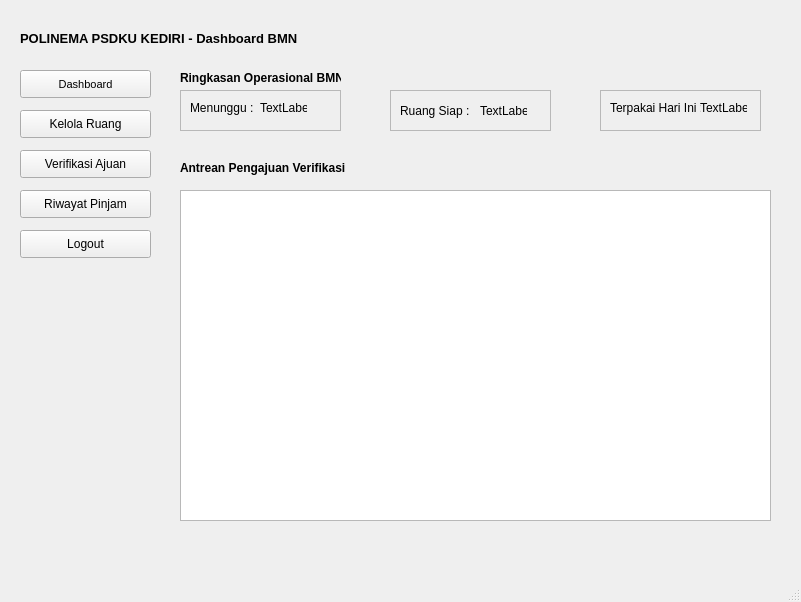
Ariel-F-S/SistemPeminjamanRuangPolinemaKampusKediri, file ui/dashboard_bmn.ui: the form before one commit.
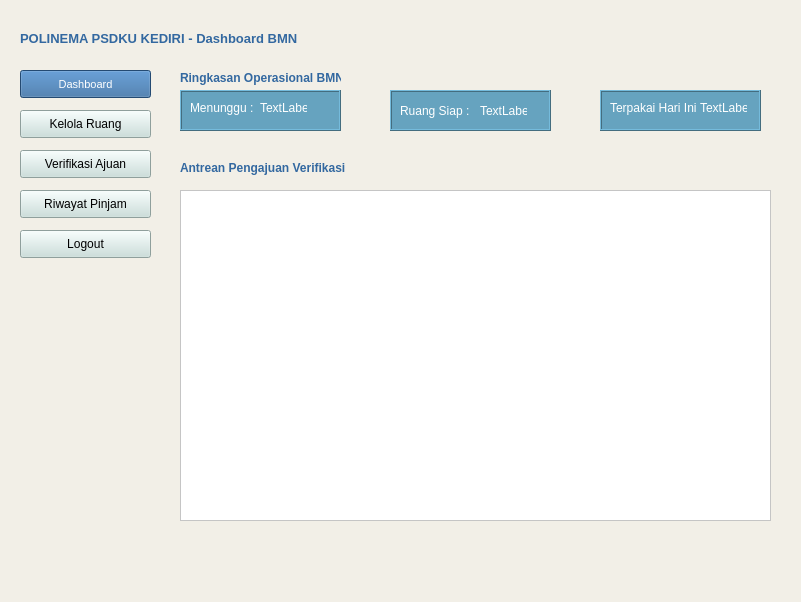
The form after the commit. Icons and pictures are not drawn.

```diff
--- a/ui/dashboard_bmn.ui
+++ b/ui/dashboard_bmn.ui
@@ -13,6 +13,9 @@
   <property name="windowTitle">
    <string>MainWindow</string>
   </property>
+  <property name="styleSheet">
+   <string notr="true">background-color: #F2EFE7;</string>
+  </property>
   <widget class="QWidget" name="centralwidget">
    <widget class="QLabel" name="label">
     <property name="geometry">
@@ -30,6 +33,9 @@
       <bold>true</bold>
      </font>
     </property>
+    <property name="styleSheet">
+     <string notr="true">color: #3368A0;</string>
+    </property>
     <property name="text">
      <string>POLINEMA PSDKU KEDIRI - Dashboard BMN</string>
     </property>
@@ -48,6 +54,10 @@
       <pointsize>8</pointsize>
      </font>
     </property>
+    <property name="styleSheet">
+     <string notr="true">background-color: #3368A0;
+color: white;</string>
+    </property>
     <property name="text">
      <string>Dashboard</string>
     </property>
@@ -65,6 +75,9 @@
       <height>28</height>
      </rect>
     </property>
+    <property name="styleSheet">
+     <string notr="true">background-color: #C8DFDB;</string>
+    </property>
     <property name="text">
      <string>Kelola Ruang</string>
     </property>
@@ -82,6 +95,9 @@
       <height>28</height>
      </rect>
     </property>
+    <property name="styleSheet">
+     <string notr="true">background-color: #C8DFDB;</string>
+    </property>
     <property name="text">
      <string>Verifikasi Ajuan</string>
     </property>
@@ -99,6 +115,9 @@
       <height>28</height>
      </rect>
     </property>
+    <property name="styleSheet">
+     <string notr="true">background-color: #C8DFDB;</string>
+    </property>
     <property name="text">
      <string>Riwayat Pinjam</string>
     </property>
@@ -116,6 +135,9 @@
       <height>28</height>
      </rect>
     </property>
+    <property name="styleSheet">
+     <string notr="true">background-color: #C8DFDB;</string>
+    </property>
     <property name="text">
      <string>Logout</string>
     </property>
@@ -139,6 +161,9 @@
       <bold>true</bold>
      </font>
     </property>
+    <property name="styleSheet">
+     <string notr="true">color: #3368A0;</string>
+    </property>
     <property name="text">
      <string>Ringkasan Operasional BMN </string>
     </property>
@@ -153,10 +178,14 @@
      </rect>
     </property>
     <property name="autoFillBackground">
-     <bool>true</bool>
+     <bool>false</bool>
+    </property>
+    <property name="styleSheet">
+     <string notr="true">background-color: #66A3BF;
+color: white;</string>
     </property>
     <property name="frameShape">
-     <enum>QFrame::StyledPanel</enum>
+     <enum>QFrame::Box</enum>
     </property>
     <property name="frameShadow">
      <enum>QFrame::Raised</enum>
@@ -198,10 +227,14 @@
      </rect>
     </property>
     <property name="autoFillBackground">
-     <bool>true</bool>
+     <bool>false</bool>
+    </property>
+    <property name="styleSheet">
+     <string notr="true">background-color: #66A3BF;
+color: white;</string>
     </property>
     <property name="frameShape">
-     <enum>QFrame::StyledPanel</enum>
+     <enum>QFrame::Box</enum>
     </property>
     <property name="frameShadow">
      <enum>QFrame::Raised</enum>
@@ -243,10 +276,14 @@
      </rect>
     </property>
     <property name="autoFillBackground">
-     <bool>true</bool>
+     <bool>false</bool>
+    </property>
+    <property name="styleSheet">
+     <string notr="true">background-color: #66A3BF;
+color: white;</string>
     </property>
     <property name="frameShape">
-     <enum>QFrame::StyledPanel</enum>
+     <enum>QFrame::Box</enum>
     </property>
     <property name="frameShadow">
      <enum>QFrame::Raised</enum>
@@ -293,6 +330,9 @@
       <bold>true</bold>
      </font>
     </property>
+    <property name="styleSheet">
+     <string notr="true">color: #3368A0;</string>
+    </property>
     <property name="text">
      <string>Antrean Pengajuan Verifikasi </string>
     </property>
@@ -306,6 +346,9 @@
       <height>331</height>
      </rect>
     </property>
+    <property name="styleSheet">
+     <string notr="true">background-color: white;</string>
+    </property>
    </widget>
   </widget>
   <widget class="QMenuBar" name="menubar">
```
